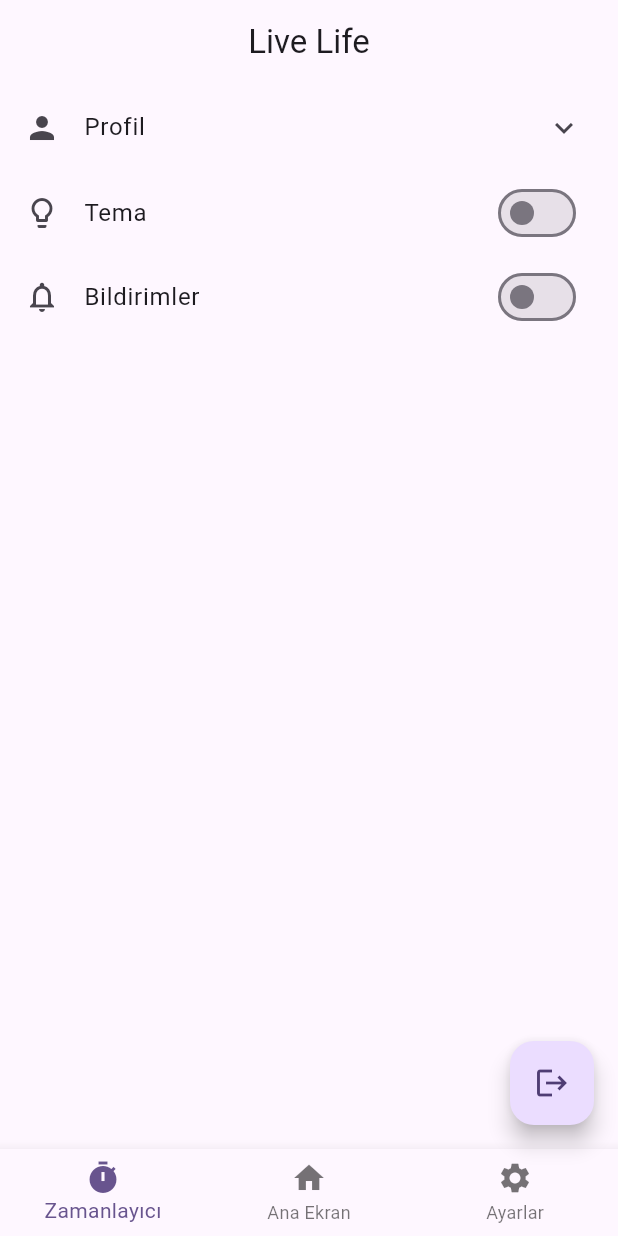
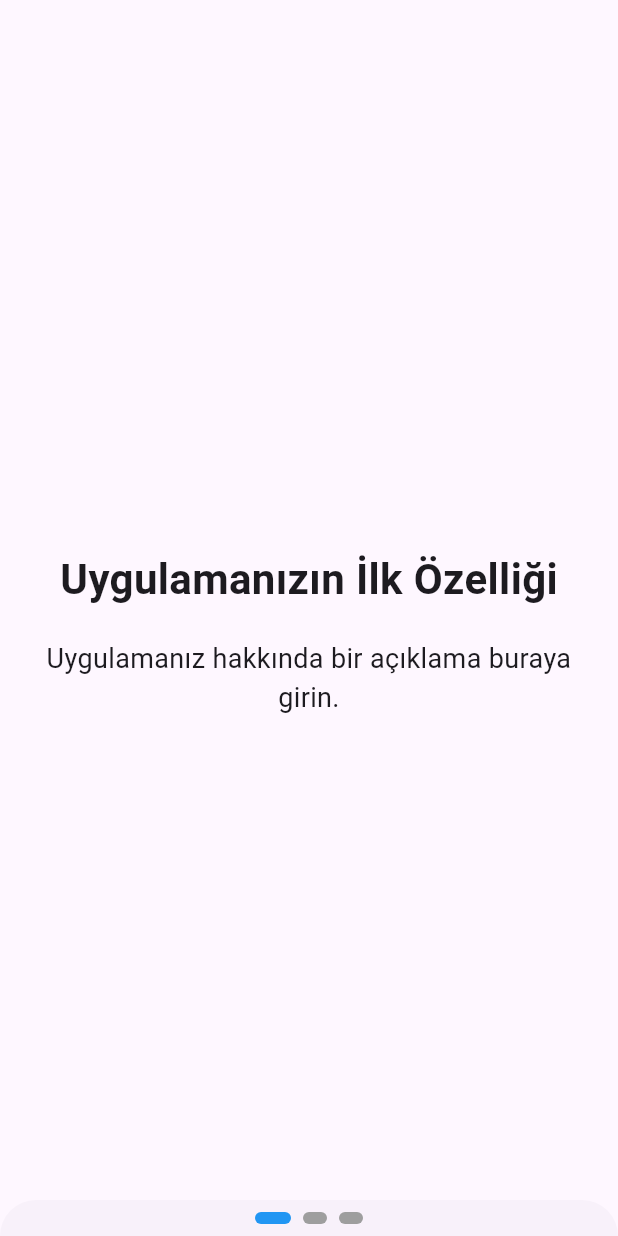
Before and after one commit to developerburakgul/livelife, a Flutter app: the screen it shows after launch, on a phone screen of 412 x 824 dp. Run offline on Flutter 3.47's test engine with Material 3 defaults, Android fonts, the phone set to English and light mode, and no system bars; our stand-ins replace table_calendar.

Commit message:
login sigup and intro pages added

```diff
--- /dev/null
+++ b/lib/intro.dart
@@ -0,0 +1,106 @@
+import 'package:flutter/material.dart';
+
+
+
+class IntroScreen extends StatefulWidget {
+  @override
+  _IntroScreenState createState() => _IntroScreenState();
+}
+
+class _IntroScreenState extends State<IntroScreen> {
+  final PageController _pageController = PageController();
+  int _currentPage = 0;
+
+  List<Widget> _pages = [
+    _buildPage(
+      title: 'Uygulamanızın İlk Özelliği',
+      description: 'Uygulamanız hakkında bir açıklama buraya girin.',
+      // image: AssetImage('assets/intro1.png'), // Görsel eklemek için
+    ),
+    _buildPage(
+      title: 'Uygulamanızın İkinci Özelliği',
+      description: 'Burada başka bir özellik hakkında bilgi verin.',
+      // image: AssetImage('assets/intro2.png'),
+    ),
+    _buildPage(
+      title: 'Başlamaya Hazır mısınız?',
+      description: 'Şimdi başlayalım!',
+      // image: AssetImage('assets/intro3.png'),
+    ),
+    // Diğer sayfalarınızı buraya ekleyin
+  ];
+
+  static Widget _buildPage({String? title, String? description, ImageProvider? image}) {
+    return Container(
+      padding: EdgeInsets.all(24),
+      child: Column(
+        mainAxisAlignment: MainAxisAlignment.center,
+        children: [
+          // Image(image: image), // Görseli eklemek için bu satırı kullanın
+          SizedBox(height: 20),
+          Text(title!, style: TextStyle(fontSize: 28, fontWeight: FontWeight.bold)),
+          SizedBox(height: 20),
+          Text(description!, textAlign: TextAlign.center, style: TextStyle(fontSize: 18)),
+        ],
+      ),
+    );
+  }
+
+  @override
+  Widget build(BuildContext context) {
+    return Scaffold(
+      body: PageView(
+        controller: _pageController,
+        children: _pages,
+        onPageChanged: (int page) {
+          setState(() {
+            _currentPage = page;
+          });
+        },
+      ),
+      bottomSheet: _currentPage == _pages.length - 1
+          ? _buildStartButton()
+          : _buildPageIndicator(),
+    );
+  }
+
+  Widget _buildPageIndicator() {
+    return Container(
+      padding: EdgeInsets.all(8),
+      child: Row(
+        mainAxisAlignment: MainAxisAlignment.center,
+        children: List.generate(_pages.length, (index) {
+          return index == _currentPage ? _indicator(true) : _indicator(false);
+        }),
+      ),
+    );
+  }
+
+  Widget _indicator(bool isActive) {
+    return AnimatedContainer(
+      duration: Duration(milliseconds: 300),
+      height: 8,
+      width: isActive ? 24 : 16,
+      margin: EdgeInsets.symmetric(horizontal: 4),
+      decoration: BoxDecoration(
+        color: isActive ? Colors.blue : Colors.grey,
+        borderRadius: BorderRadius.all(Radius.circular(4)),
+      ),
+    );
+  }
+
+  Widget _buildStartButton() {
+    return Container(
+      height: 100,
+      width: double.infinity,
+      color: Colors.white,
+      alignment: Alignment.center,
+      child: ElevatedButton(
+        child: Text('Başlayın'),
+        onPressed: () {
+          // Anasayfa veya uygulamanın bir sonraki ekranına yönlendir
+        },
+      ),
+    );
+  }
+}
--- a/lib/main.dart
+++ b/lib/main.dart
@@ -1,7 +1,10 @@
 import 'package:flutter/material.dart';
 import 'package:livelife/addHabit.dart';
 import 'package:livelife/homePage.dart';
+import 'package:livelife/intro.dart';
+import 'package:livelife/login.dart';
 import 'package:livelife/settings.dart';
+import 'package:livelife/singUp.dart';
 import 'package:livelife/timer.dart';
 
 void main() {
@@ -21,7 +24,7 @@
           useMaterial3: true,
         ),
         debugShowCheckedModeBanner: false,
-        home: SettingsPage());
+        home: IntroScreen());
   }
 }
 
```
Also changed, not shown: lib/login.dart (added, +65 -0 lines), lib/singUp.dart (added, +121 -0 lines).
